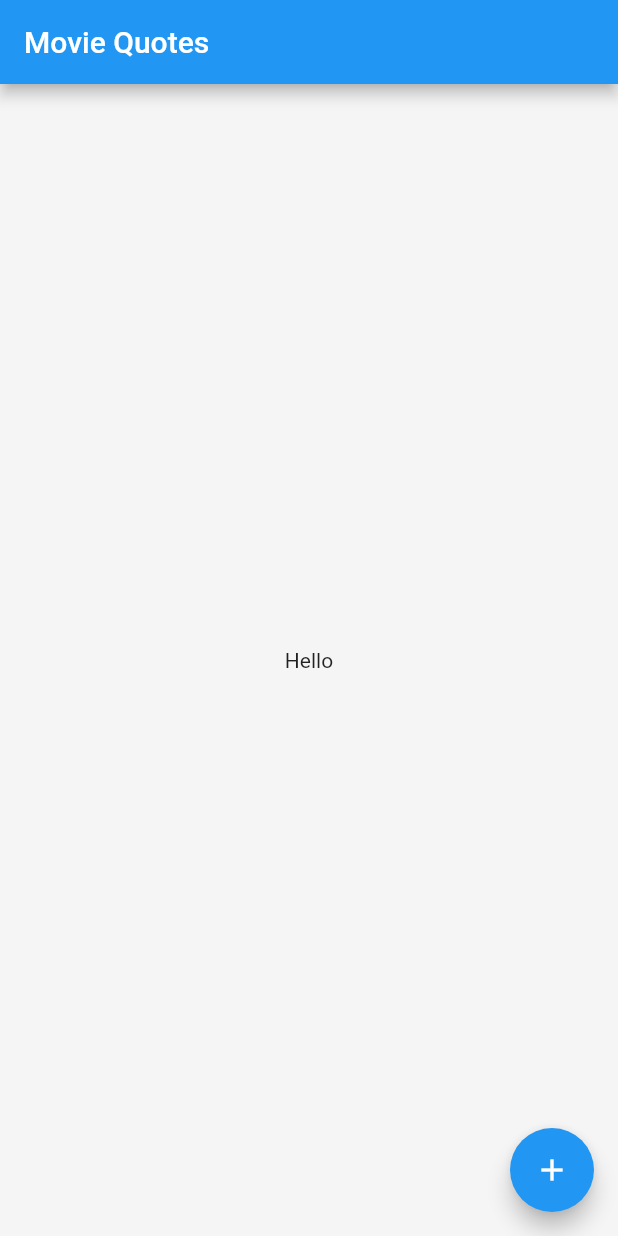
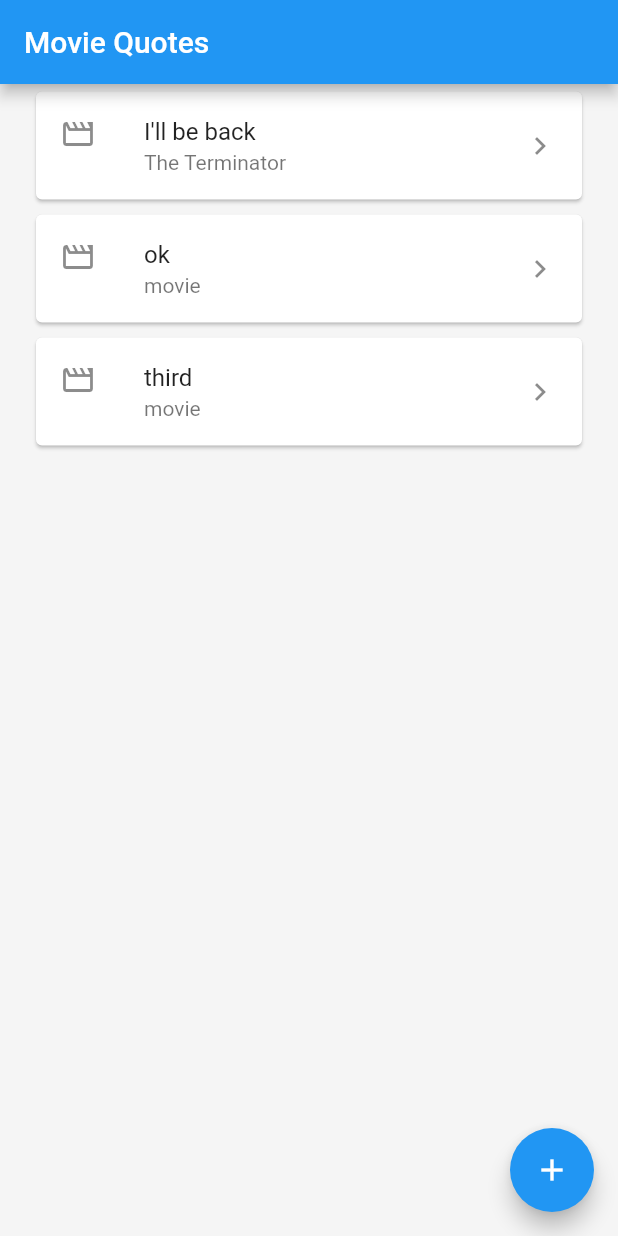
Before and after one commit to rhit-yiny1/movie-quotes, a Flutter app: the screen it shows after launch, on a phone screen of 412 x 824 dp. Run offline on Flutter 3.47's test engine with Material 2 defaults, Android fonts, the phone set to English and light mode, and no system bars.

Commit message:
moviequote cards with container

```diff
--- a/movie_quotes/lib/components/movie_quote_row_component.dart
+++ b/movie_quotes/lib/components/movie_quote_row_component.dart
@@ -0,0 +1,31 @@
+import 'package:flutter/material.dart';
+import '../models/movie_quote.dart';
+
+class MovieQuoteRow extends StatelessWidget {
+  final MovieQuote mq;
+  const MovieQuoteRow({
+    super.key,
+    required this.mq,
+  });
+
+  @override
+  Widget build(BuildContext context) {
+    return Container(
+      margin: EdgeInsets.symmetric(horizontal: 20.0, vertical: 1.0),
+      child: Card(
+        child: ListTile(
+          leading: const Icon(Icons.movie_creation_outlined),
+          trailing: const Icon(Icons.chevron_right),
+          title: Text(
+            mq.quote,
+            overflow: TextOverflow.ellipsis,
+          ),
+          subtitle: Text(
+            mq.movie,
+            overflow: TextOverflow.ellipsis,
+          ),
+        ),
+      ),
+    );
+  }
+}
--- a/movie_quotes/lib/pages/movie_quotes_list_page.dart
+++ b/movie_quotes/lib/pages/movie_quotes_list_page.dart
@@ -1,7 +1,7 @@
 import 'package:flutter/material.dart';
-import 'package:flutter/src/widgets/container.dart';
-import 'package:flutter/src/widgets/framework.dart';
-import 'package:movie_quotes/models/movie_quote.dart';
+import 'package:movie_quotes/components/movie_quote_row_component.dart';
+
+import '../models/movie_quote.dart';
 
 class MovieQuoteListPage extends StatefulWidget {
   const MovieQuoteListPage({super.key});
@@ -11,6 +11,30 @@ class MovieQuoteListPage extends StatefulWidget {
 }
 
 class _MovieQuoteListPage extends State<MovieQuoteListPage> {
+  final quotes =
+      <MovieQuote>[]; // later we will remove this and use the firestore
+
+  @override
+  void initState() {
+    super.initState();
+    quotes.add(
+      MovieQuote(quote: "I'll be back", movie: "The Terminator"),
+    );
+
+    quotes.add(
+      MovieQuote(quote: "ok", movie: "movie"),
+    );
+
+    quotes.add(
+      MovieQuote(quote: "third", movie: "movie"),
+    );
+  }
+
+  @override
+  void dispose() {
+    super.dispose();
+  }
+
   @override
   Widget build(BuildContext context) {
     return Scaffold(
@@ -18,8 +42,12 @@ class _MovieQuoteListPage extends State<MovieQuoteListPage> {
         title: const Text("Movie Quotes"),
       ),
       backgroundColor: Colors.grey[100],
-      body: Center(
-        child: Text("Hello"),
+      body: ListView(
+        children: [
+          MovieQuoteRow(mq: quotes[0]),
+          MovieQuoteRow(mq: quotes[1]),
+          MovieQuoteRow(mq: quotes[2]),
+        ],
       ),
       floatingActionButton: FloatingActionButton(
         onPressed: () {
```
